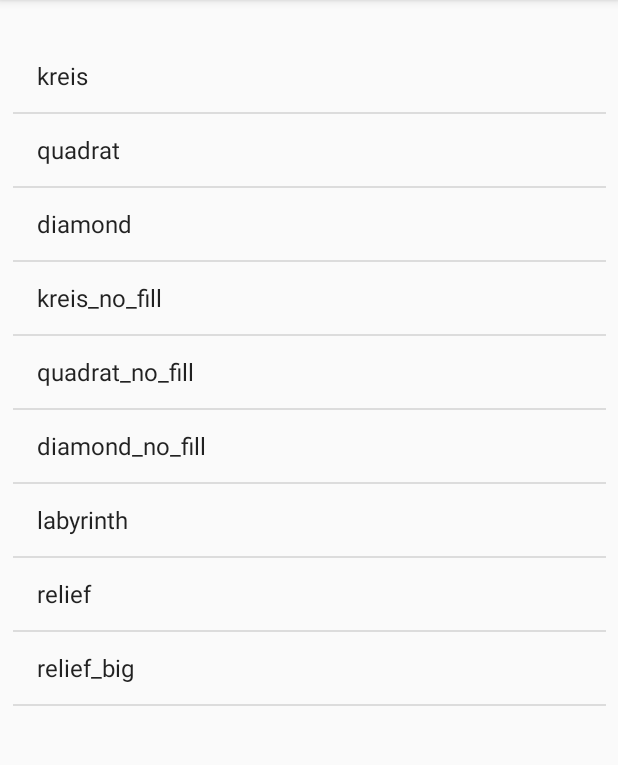
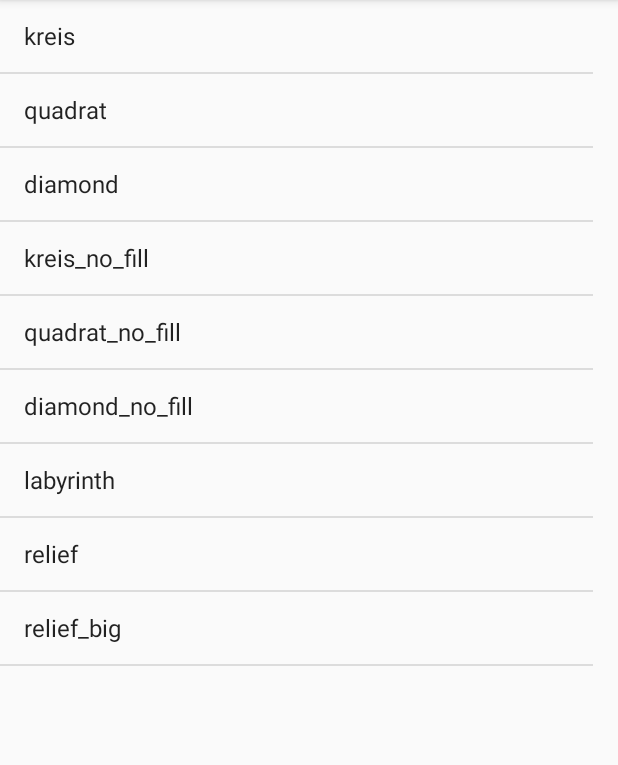
Before and after one commit to RehcubGames/TouchnikApp, an Android app: the StartMenu screen opened directly, with no data from a screen before it, on a phone screen of 412 x 824 dp, the part 84-849 px from its top. Run offline under Robolectric (Android 15) with nearby library versions, the phone set to English and light mode, and no system bars.

Commit message:
final Prototyp

```diff
--- a/app/src/main/res/layout/activity_start_menu.xml
+++ b/app/src/main/res/layout/activity_start_menu.xml
@@ -10,14 +10,6 @@
         android:id="@+id/hapticViewList"
         android:layout_width="395dp"
         android:layout_height="715dp"
-        android:layout_marginStart="8dp"
-        android:layout_marginLeft="8dp"
-        android:layout_marginTop="8dp"
-        android:layout_marginEnd="8dp"
-        android:layout_marginRight="8dp"
-        android:layout_marginBottom="8dp"
-        app:layout_constraintBottom_toBottomOf="parent"
-        app:layout_constraintEnd_toEndOf="parent"
-        app:layout_constraintStart_toStartOf="parent"
-        app:layout_constraintTop_toTopOf="parent" />
+        tools:layout_editor_absoluteX="8dp"
+        tools:layout_editor_absoluteY="8dp" />
 </android.support.constraint.ConstraintLayout>
```
Also changed, not shown: 1 other file.
